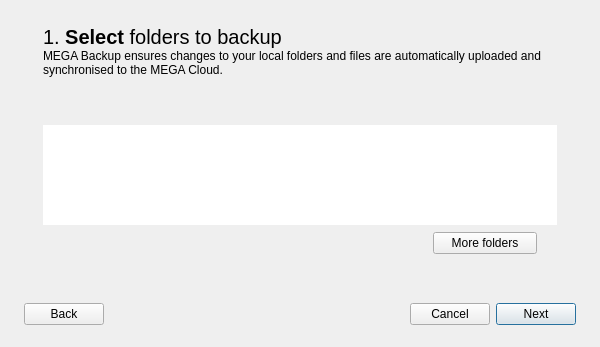
First picture: the form in src/MEGASync/gui/win/BackupsWizard.ui, repository meganz/MEGAsync, before the edit.
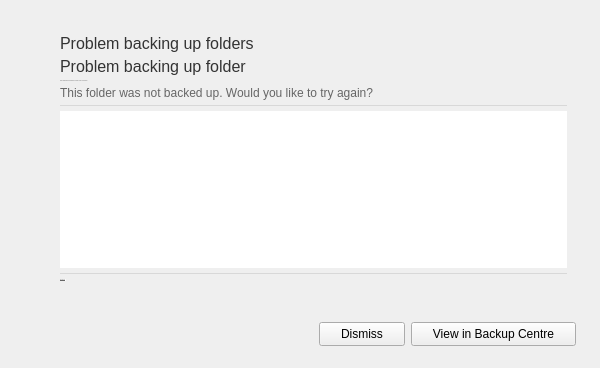
Second picture: the form after the edit. The open tabs and pages were chosen to show the change. Icons and pictures are not drawn.

Commit message:
Merge branch 'task/backups-wizard-dialogs' into 'feature/backups'
SNC-2474 Integrate success and error dialogs on backup wizard

See merge request desktop/desktop!1252

What changed in the file:
```diff
--- a/src/MEGASync/gui/win/BackupsWizard.ui
+++ b/src/MEGASync/gui/win/BackupsWizard.ui
@@ -10,7 +10,7 @@
     <x>0</x>
     <y>0</y>
     <width>600</width>
-    <height>347</height>
+    <height>368</height>
    </rect>
   </property>
   <property name="sizePolicy">
@@ -29,13 +29,21 @@
    <string>Setup backups</string>
   </property>
   <property name="windowIcon">
-   <iconset resource="../Resources_win.qrc">
+   <iconset resource="../Resources_macx.qrc">
     <normaloff>:/images/icons/ico_backup.png</normaloff>:/images/icons/ico_backup.png</iconset>
   </property>
   <property name="styleSheet">
    <string notr="true">*
 {
 font-family: Lato;
+font-size:12px;
+}
+
+QPushButton
+{
+padding-left: 10px;
+padding-right: 10px;
+min-height: 22px;
 }
 
 #BackupsWizard, #sSteps &gt; QWidget
@@ -43,6 +51,7 @@
 background: solid white;
 }
 
+
 #lBackupFolders, #lBackupTo
 {
 color: #333333;
@@ -257,7 +266,7 @@
       <string notr="true"/>
      </property>
      <property name="currentIndex">
-      <number>1</number>
+      <number>0</number>
      </property>
      <widget class="QWidget" name="pStep1">
       <property name="sizePolicy">
@@ -280,7 +289,7 @@
         <number>19</number>
        </property>
        <property name="bottomMargin">
-        <number>0</number>
+        <number>20</number>
        </property>
        <item>
         <widget class="QLabel" name="lTitleStep1">
@@ -298,7 +307,7 @@
          </property>
         </widget>
        </item>
-       <item>
+       <item alignment="Qt::AlignTop">
         <widget class="QLabel" name="lSubtitleStep1">
          <property name="sizePolicy">
           <sizepolicy hsizetype="Preferred" vsizetype="Maximum">
@@ -427,7 +436,7 @@
              </sizepolicy>
             </property>
             <property name="currentIndex">
-             <number>1</number>
+             <number>0</number>
             </property>
             <widget class="QWidget" name="pFolders">
              <property name="sizePolicy">
@@ -558,10 +567,10 @@
          </layout>
         </widget>
        </item>
-       <item>
+       <item alignment="Qt::AlignBottom">
         <widget class="QStackedWidget" name="sMoreFolders">
          <property name="sizePolicy">
-          <sizepolicy hsizetype="Preferred" vsizetype="Fixed">
+          <sizepolicy hsizetype="Preferred" vsizetype="Preferred">
            <horstretch>0</horstretch>
            <verstretch>0</verstretch>
           </sizepolicy>
@@ -574,13 +583,19 @@
            <property name="leftMargin">
             <number>66</number>
            </property>
+           <property name="topMargin">
+            <number>0</number>
+           </property>
            <property name="rightMargin">
             <number>66</number>
            </property>
+           <property name="bottomMargin">
+            <number>0</number>
+           </property>
            <item alignment="Qt::AlignTop">
             <widget class="QLabel" name="lAllFoldersSynced">
              <property name="sizePolicy">
-              <sizepolicy hsizetype="Preferred" vsizetype="Maximum">
+              <sizepolicy hsizetype="Preferred" vsizetype="Fixed">
                <horstretch>0</horstretch>
                <verstretch>0</verstretch>
               </sizepolicy>
@@ -606,22 +621,25 @@
          </widget>
          <widget class="QWidget" name="pMoreFolders">
           <layout class="QHBoxLayout" name="wButtonsLayout2">
+           <property name="spacing">
+            <number>0</number>
+           </property>
            <property name="leftMargin">
             <number>20</number>
            </property>
            <property name="topMargin">
-            <number>7</number>
+            <number>10</number>
            </property>
            <property name="rightMargin">
             <number>20</number>
            </property>
            <property name="bottomMargin">
-            <number>7</number>
+            <number>0</number>
            </property>
            <item alignment="Qt::AlignRight|Qt::AlignTop">
             <widget class="QPushButton" name="bMoreFolders">
              <property name="sizePolicy">
-              <sizepolicy hsizetype="Maximum" vsizetype="Fixed">
+              <sizepolicy hsizetype="Maximum" vsizetype="Preferred">
                <horstretch>0</horstretch>
                <verstretch>0</verstretch>
               </sizepolicy>
@@ -629,7 +647,7 @@
              <property name="minimumSize">
               <size>
                <width>104</width>
-               <height>20</height>
+               <height>24</height>
               </size>
              </property>
              <property name="text">
@@ -889,17 +907,313 @@
        </item>
       </layout>
      </widget>
+     <widget class="QWidget" name="pSuccessfull">
+      <layout class="QHBoxLayout" name="horizontalLayout_2" stretch="0,1">
+       <property name="spacing">
+        <number>20</number>
+       </property>
+       <property name="topMargin">
+        <number>15</number>
+       </property>
+       <item alignment="Qt::AlignTop">
+        <widget class="QLabel" name="label">
+         <property name="text">
+          <string/>
+         </property>
+         <property name="pixmap">
+          <pixmap resource="../Resources_macx.qrc">:/images/bug_report_success.png</pixmap>
+         </property>
     </widget>
    </item>
    <item>
-    <widget class="QWidget" name="wButtons" native="true">
+        <layout class="QVBoxLayout" name="verticalLayout_3" stretch="0,1">
+         <property name="spacing">
+          <number>10</number>
+         </property>
+         <item alignment="Qt::AlignTop">
+          <widget class="QLabel" name="lTitle">
+           <property name="font">
+            <font>
+             <pointsize>-1</pointsize>
+            </font>
+           </property>
+           <property name="styleSheet">
+            <string notr="true">*{
+font-size:16px;
+color:#333333;
+}</string>
+           </property>
+           <property name="text">
+            <string>Backup Created</string>
+           </property>
+          </widget>
+         </item>
+         <item>
+          <layout class="QVBoxLayout" name="verticalLayout_5">
+           <property name="spacing">
+            <number>0</number>
+           </property>
+           <item>
+            <widget class="QLabel" name="lSuccessTextPlural">
+             <property name="styleSheet">
+              <string notr="true">*{
+color: #666666;
+}</string>
+             </property>
+             <property name="text">
+              <string>We're backing up your folders. The time this takes depends on the files 
+in these folders.</string>
+             </property>
+            </widget>
+           </item>
+           <item>
+            <widget class="QLabel" name="lSuccessTextSingular">
+             <property name="styleSheet">
+              <string notr="true">*{
+color: #666666;
+}</string>
+             </property>
+             <property name="text">
+              <string>We're backing up your folder. The time this takes depends on the files 
+in this folder.</string>
+             </property>
+            </widget>
+           </item>
+           <item>
+            <widget class="QLabel" name="label_2">
+             <property name="minimumSize">
+              <size>
+               <width>100</width>
+               <height>50</height>
+              </size>
+             </property>
+             <property name="font">
+              <font>
+               <pointsize>-1</pointsize>
+              </font>
+             </property>
+             <property name="styleSheet">
+              <string notr="true">*{
+color: #666666;
+}</string>
+             </property>
+             <property name="text">
+              <string>Folders will be stored in the Vault and you can check the status of your 
+backups in Backup Centre.</string>
+             </property>
+            </widget>
+           </item>
+          </layout>
+         </item>
+        </layout>
+       </item>
+      </layout>
+     </widget>
+     <widget class="QWidget" name="pError">
+      <layout class="QHBoxLayout" name="horizontalLayout_5" stretch="0,1">
+       <property name="spacing">
+        <number>20</number>
+       </property>
+       <item alignment="Qt::AlignTop">
+        <widget class="QLabel" name="lErrorIcon">
+         <property name="text">
+          <string/>
+         </property>
+         <property name="pixmap">
+          <pixmap resource="../Resources_macx.qrc">:/images/icon_error.png</pixmap>
+         </property>
+        </widget>
+       </item>
+       <item>
+        <layout class="QVBoxLayout" name="verticalLayout_4" stretch="0,0,0,0,0,0,0,0">
+         <property name="spacing">
+          <number>4</number>
+         </property>
+         <property name="bottomMargin">
+          <number>0</number>
+         </property>
+         <item alignment="Qt::AlignLeft|Qt::AlignTop">
+          <widget class="QLabel" name="lErrorTitlePlural">
+           <property name="font">
+            <font>
+             <pointsize>-1</pointsize>
+            </font>
+           </property>
+           <property name="styleSheet">
+            <string notr="true">*{
+font-size:16px;
+color:#333333;
+}</string>
+           </property>
+           <property name="text">
+            <string>Problem backing up folders</string>
+           </property>
+          </widget>
+         </item>
+         <item>
+          <widget class="QLabel" name="lErrorTitleSingular">
+           <property name="styleSheet">
+            <string notr="true">*{
+font-size:16px;
+color:#333333;
+}</string>
+           </property>
+           <property name="text">
+            <string>Problem backing up folder</string>
+           </property>
+          </widget>
+         </item>
+         <item alignment="Qt::AlignLeft|Qt::AlignTop">
+          <widget class="QLabel" name="lErrorTextPlural">
+           <property name="font">
+            <font>
+             <pointsize>-1</pointsize>
+            </font>
+           </property>
+           <property name="styleSheet">
+            <string notr="true">*{
+color:#666666;
+}</string>
+           </property>
+           <property name="text">
+            <string>These folders were not backed up. Would you like to try again?</string>
+           </property>
+          </widget>
+         </item>
+         <item>
+          <widget class="QLabel" name="lErrorTextSingular">
+           <property name="styleSheet">
+            <string notr="true">*{
+color:#666666;
+}</string>
+           </property>
+           <property name="text">
+            <string>This folder was not backed up. Would you like to try again?</string>
+           </property>
+          </widget>
+         </item>
+         <item>
+          <widget class="Line" name="line2">
+           <property name="styleSheet">
+            <string notr="true">*{
+color:rgba(0,0,0,0.1);
+}</string>
+           </property>
+           <property name="frameShadow">
+            <enum>QFrame::Plain</enum>
+           </property>
+           <property name="orientation">
+            <enum>Qt::Horizontal</enum>
+           </property>
+          </widget>
+         </item>
+         <item>
+          <widget class="QTextEdit" name="tTextEdit">
      <property name="sizePolicy">
-      <sizepolicy hsizetype="Preferred" vsizetype="Fixed">
+            <sizepolicy hsizetype="Expanding" vsizetype="Expanding">
        <horstretch>0</horstretch>
        <verstretch>0</verstretch>
       </sizepolicy>
      </property>
-     <layout class="QHBoxLayout" name="wButtonsLayout">
+           <property name="minimumSize">
+            <size>
+             <width>0</width>
+             <height>0</height>
+            </size>
+           </property>
+           <property name="maximumSize">
+            <size>
+             <width>16777215</width>
+             <height>16777215</height>
+            </size>
+           </property>
+           <property name="font">
+            <font>
+             <pointsize>-1</pointsize>
+            </font>
+           </property>
+           <property name="styleSheet">
+            <string notr="true">*{
+color:#666666;
+}</string>
+           </property>
+           <property name="frameShape">
+            <enum>QFrame::NoFrame</enum>
+           </property>
+           <property name="frameShadow">
+            <enum>QFrame::Plain</enum>
+           </property>
+           <property name="verticalScrollBarPolicy">
+            <enum>Qt::ScrollBarAlwaysOff</enum>
+           </property>
+           <property name="sizeAdjustPolicy">
+            <enum>QAbstractScrollArea::AdjustToContents</enum>
+           </property>
+           <property name="undoRedoEnabled">
+            <bool>false</bool>
+           </property>
+           <property name="readOnly">
+            <bool>true</bool>
+           </property>
+          </widget>
+         </item>
+         <item>
+          <widget class="Line" name="line1">
+           <property name="styleSheet">
+            <string notr="true">*
+{
+color:rgba(0,0,0,0.1);
+}</string>
+           </property>
+           <property name="frameShadow">
+            <enum>QFrame::Plain</enum>
+           </property>
+           <property name="orientation">
+            <enum>Qt::Horizontal</enum>
+           </property>
+          </widget>
+         </item>
+         <item alignment="Qt::AlignLeft">
+          <widget class="QPushButton" name="bShowMore">
+           <property name="font">
+            <font>
+             <pointsize>-1</pointsize>
+             <underline>true</underline>
+            </font>
+           </property>
+           <property name="styleSheet">
+            <string notr="true">QPushButton
+{
+border:none;
+background: white;
+padding-left: 0px;
+color:#666666;
+}</string>
+           </property>
+           <property name="text">
+            <string>Show more…</string>
+           </property>
+          </widget>
+         </item>
+        </layout>
+       </item>
+      </layout>
+     </widget>
+    </widget>
+   </item>
+   <item alignment="Qt::AlignBottom">
+    <widget class="QStackedWidget" name="sButtons">
+     <property name="minimumSize">
+      <size>
+       <width>0</width>
+       <height>0</height>
+      </size>
+     </property>
+     <property name="currentIndex">
+      <number>2</number>
+     </property>
+     <widget class="QWidget" name="pStepButtons">
+      <layout class="QHBoxLayout" name="horizontalLayout_4">
       <property name="leftMargin">
        <number>0</number>
       </property>
@@ -917,7 +1231,7 @@
         <property name="minimumSize">
          <size>
           <width>80</width>
-          <height>20</height>
+           <height>24</height>
          </size>
         </property>
         <property name="text">
@@ -943,7 +1257,7 @@
         <property name="minimumSize">
          <size>
           <width>80</width>
-          <height>20</height>
+           <height>24</height>
          </size>
         </property>
         <property name="text">
@@ -956,7 +1270,7 @@
         <property name="minimumSize">
          <size>
           <width>80</width>
-          <height>20</height>
+           <height>24</height>
          </size>
         </property>
         <property name="text">
@@ -969,6 +1283,117 @@
       </item>
      </layout>
     </widget>
+     <widget class="QWidget" name="pErrorButtons">
+      <layout class="QHBoxLayout" name="horizontalLayout_7">
+       <property name="leftMargin">
+        <number>0</number>
+       </property>
+       <property name="topMargin">
+        <number>0</number>
+       </property>
+       <property name="rightMargin">
+        <number>0</number>
+       </property>
+       <property name="bottomMargin">
+        <number>0</number>
+       </property>
+       <item>
+        <spacer name="horizontalSpacer_3">
+         <property name="orientation">
+          <enum>Qt::Horizontal</enum>
+         </property>
+         <property name="sizeHint" stdset="0">
+          <size>
+           <width>40</width>
+           <height>20</height>
+          </size>
+         </property>
+        </spacer>
+       </item>
+       <item>
+        <widget class="QPushButton" name="bCancelErr">
+         <property name="minimumSize">
+          <size>
+           <width>0</width>
+           <height>24</height>
+          </size>
+         </property>
+         <property name="text">
+          <string>Cancel</string>
+         </property>
+        </widget>
+       </item>
+       <item>
+        <widget class="QPushButton" name="bTryAgain">
+         <property name="minimumSize">
+          <size>
+           <width>0</width>
+           <height>24</height>
+          </size>
+         </property>
+         <property name="text">
+          <string>Try again</string>
+         </property>
+        </widget>
+       </item>
+      </layout>
+     </widget>
+     <widget class="QWidget" name="pSuccessButtons">
+      <layout class="QHBoxLayout" name="horizontalLayout_3">
+       <property name="leftMargin">
+        <number>0</number>
+       </property>
+       <property name="topMargin">
+        <number>0</number>
+       </property>
+       <property name="rightMargin">
+        <number>0</number>
+       </property>
+       <property name="bottomMargin">
+        <number>0</number>
+       </property>
+       <item>
+        <spacer name="horizontalSpacer_2">
+         <property name="orientation">
+          <enum>Qt::Horizontal</enum>
+         </property>
+         <property name="sizeHint" stdset="0">
+          <size>
+           <width>40</width>
+           <height>20</height>
+          </size>
+         </property>
+        </spacer>
+       </item>
+       <item>
+        <widget class="QPushButton" name="bDismiss">
+         <property name="minimumSize">
+          <size>
+           <width>86</width>
+           <height>24</height>
+          </size>
+         </property>
+         <property name="text">
+          <string>Dismiss</string>
+         </property>
+        </widget>
+       </item>
+       <item>
+        <widget class="QPushButton" name="bViewInBackupCentre">
+         <property name="minimumSize">
+          <size>
+           <width>165</width>
+           <height>24</height>
+          </size>
+         </property>
+         <property name="text">
+          <string>View in Backup Centre</string>
+         </property>
+        </widget>
+       </item>
+      </layout>
+     </widget>
+    </widget>
    </item>
   </layout>
  </widget>
```
Left out of the diff: 1 changed line with no effect on the pictures. Lines whose indentation alone changed are shown as unchanged. The commit also changes 10 other files.
